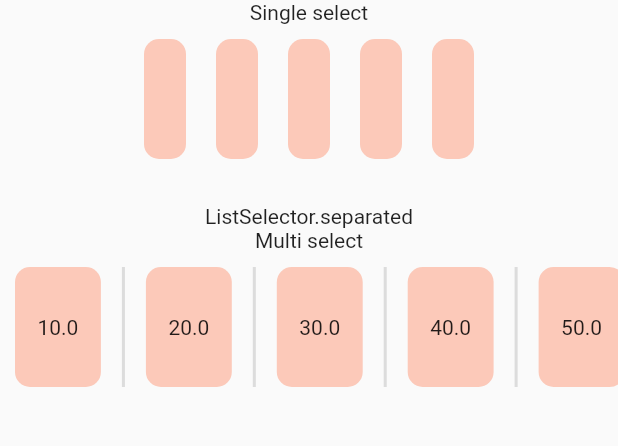
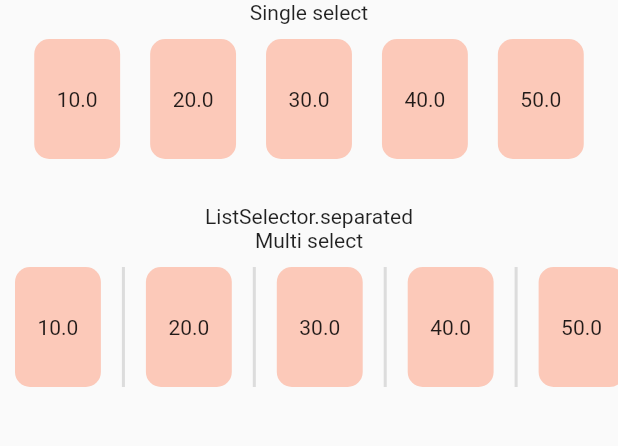
Before and after one commit to SinaSys/items_selector, a Flutter app: the screen it shows after launch, after a tap on the "expand more" icon, after a tap on "Double", on a phone screen of 412 x 824 dp, the part 123-569 px from its top. Run offline on Flutter 3.47's test engine with Material 3 defaults, Android fonts, the phone set to English and light mode, and no system bars.

Commit message:
Make Generative constructor of ListSelector accessible for using Row/Column layouts

```diff
--- a/lib/src/widget/list_selector.dart
+++ b/lib/src/widget/list_selector.dart
@@ -3,24 +3,34 @@ import 'package:flutter/material.dart';
 import 'package:items_selector/items_selector.dart';
 import 'package:items_selector/src/utils/extensions.dart';
 import 'package:items_selector/src/model/base_selector.dart';
+import 'package:items_selector/src/model/list_configuration.dart';
+
+enum ListSelectorType {
+  flex,
+  builder,
+  separated,
+}
 
 class ListSelector<T> extends BaseSelector<T> {
-  final ListConfiguration? listConfiguration;
+  final BaseListConfiguration? configuration;
   final IndexedWidgetBuilder? separatorBuilder;
   final Axis direction;
+  final ListSelectorType selectorType;
 
-  ListSelector._({
+  ListSelector({
     super.key,
     required super.items,
-    required super.mode,
     required super.selectedItems,
     required super.builder,
     super.hasLongPress,
     super.initialItems,
     super.options,
     this.direction = Axis.horizontal,
-  })  : listConfiguration = null,
-        separatorBuilder = null;
+    FlexConfiguration? flexConfiguration,
+  })  : configuration = flexConfiguration,
+        separatorBuilder = null,
+        selectorType = ListSelectorType.flex,
+        super(mode: BaseSelector.determineWidgetType(options));
 
   ListSelector.builder({
     super.key,
@@ -30,9 +40,11 @@ class ListSelector<T> extends BaseSelector<T> {
     super.hasLongPress,
     super.initialItems,
     super.options,
-    this.listConfiguration,
+    ListConfiguration? listConfiguration,
     this.direction = Axis.vertical,
-  })  : separatorBuilder = null,
+  })  : configuration = listConfiguration,
+        separatorBuilder = null,
+        selectorType = ListSelectorType.builder,
         super(mode: BaseSelector.determineWidgetType(options));
 
   ListSelector.separated({
@@ -44,9 +56,11 @@ class ListSelector<T> extends BaseSelector<T> {
     super.hasLongPress,
     super.initialItems,
     super.options,
-    this.listConfiguration,
+    ListConfiguration? listConfiguration,
     this.direction = Axis.vertical,
-  }) : super(
+  })  : configuration = listConfiguration,
+        selectorType = ListSelectorType.separated,
+        super(
           mode: BaseSelector.determineWidgetType(options),
         );
 
@@ -65,11 +79,41 @@ class ListSelectorState<T> extends BaseSelectorState<T> {
       },
     );
 
-    return _buildConfiguredList(items);
+    return switch (listSelectorWidget.selectorType) {
+      ListSelectorType.flex => _buildFlexList(items),
+      _ => _buildConfiguredList(items)
+    };
+  }
+
+  Widget _buildFlexList(List<Widget> items) {
+    final FlexConfiguration? config = listSelectorWidget.configuration as FlexConfiguration?;
+
+    return switch (listSelectorWidget.direction) {
+      Axis.horizontal => Row(
+          mainAxisAlignment: config?.mainAxisAlignment ?? MainAxisAlignment.start,
+          spacing: config?.spacing ?? 0.0,
+          textDirection: config?.textDirection,
+          verticalDirection: config?.verticalDirection ?? VerticalDirection.down,
+          crossAxisAlignment: config?.crossAxisAlignment ?? CrossAxisAlignment.center,
+          mainAxisSize: config?.mainAxisSize ?? MainAxisSize.max,
+          textBaseline: config?.textBaseline,
+          children: items,
+        ),
+      Axis.vertical => Column(
+          mainAxisAlignment: config?.mainAxisAlignment ?? MainAxisAlignment.start,
+          spacing: config?.spacing ?? 0.0,
+          textDirection: config?.textDirection,
+          verticalDirection: config?.verticalDirection ?? VerticalDirection.down,
+          crossAxisAlignment: config?.crossAxisAlignment ?? CrossAxisAlignment.center,
+          mainAxisSize: config?.mainAxisSize ?? MainAxisSize.max,
+          textBaseline: config?.textBaseline,
+          children: items,
+        )
+    };
   }
 
   Widget _buildConfiguredList(List<Widget> items) {
-    final ListConfiguration? config = listSelectorWidget.listConfiguration;
+    final ListConfiguration? config = listSelectorWidget.configuration as ListConfiguration?;
 
     if (listSelectorWidget.separatorBuilder != null) {
       return ListView.separated(
@@ -101,14 +145,11 @@ class ListSelectorState<T> extends BaseSelectorState<T> {
       reverse: config?.reverse ?? false,
       clipBehavior: config?.clipBehavior ?? Clip.hardEdge,
       controller: config?.controller,
-      itemExtent: config?.itemExtent,
       primary: config?.primary,
       physics: config?.physics,
       cacheExtent: config?.cacheExtent,
-      prototypeItem: config?.prototypeItem,
       restorationId: config?.restorationId,
       shrinkWrap: config?.shrinkWrap ?? false,
-      itemExtentBuilder: config?.itemExtentBuilder,
       keyboardDismissBehavior: config?.keyboardDismissBehavior ?? ScrollViewKeyboardDismissBehavior.manual,
       dragStartBehavior: config?.dragStartBehavior ?? DragStartBehavior.start,
       hitTestBehavior: config?.hitTestBehavior ?? HitTestBehavior.opaque,
```
